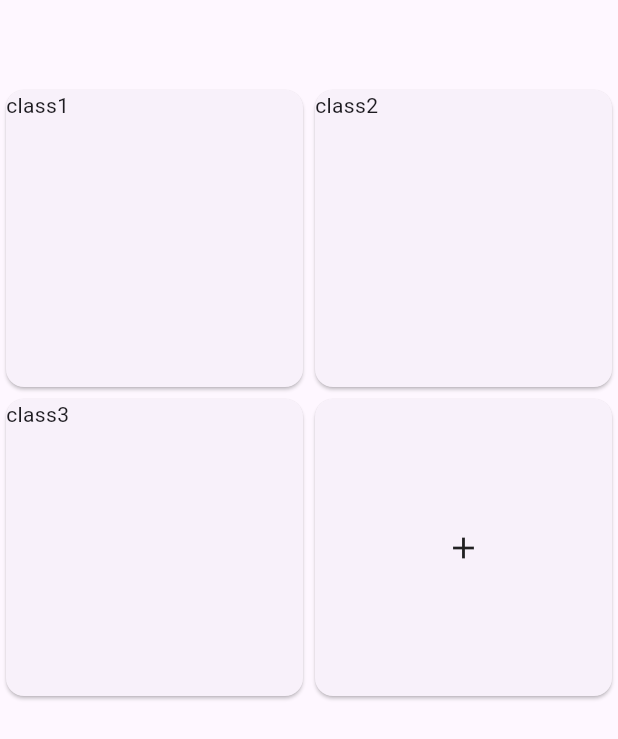
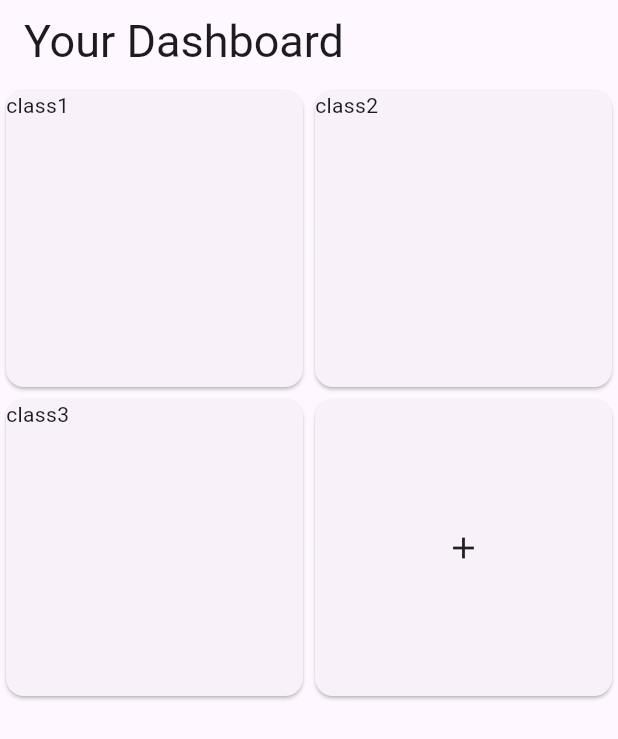
Before and after one commit to tyler-ham05/cruzhacks2025, a Flutter app: the screen it shows after launch, on a phone screen of 412 x 824 dp. Shown: the top 739 px of the screen. Run offline on Flutter 3.47's test engine with Material 3 defaults, Android fonts, the phone set to English and light mode, and no system bars; our stand-ins replace flutter_gemini.

Commit message:
ui changes

```diff
--- a/syllabi.AI/lib/main.dart
+++ b/syllabi.AI/lib/main.dart
@@ -45,20 +45,36 @@ class _MyHomePageState extends State<MyHomePage> {
   @override
   Widget build(BuildContext context) {
     return Scaffold(
-      appBar: AppBar(),
-      body: GridView.builder(
+      //appBar: AppBar(),
+      body: CustomScrollView(
+        slivers: [
+          SliverAppBar(
+            title: Text("Your Dashboard", style: TextStyle(fontSize: 30),),
+            centerTitle: false,
+          ),
+          SliverGrid.builder(
             itemCount: tempdata.length + 1,
             gridDelegate: SliverGridDelegateWithFixedCrossAxisCount(
               crossAxisCount: 2,
             ),
             itemBuilder: (context, index) {
-          if (index < tempdata.length){
+              if (index < tempdata.length) {
                 return Card(child: Text(tempdata[index]));
+              } else {
+                return GestureDetector(
+                  onTap: () {
+                    Navigator.of(context).push(
+                      MaterialPageRoute(
+                        builder: (context) => const AiPrompter(),
+                      ),
+                    );
+                  },
+                  child: Card(child: Icon(Icons.add)),
+                );
               }
-          else{return GestureDetector(onTap:() {Navigator.of(context).push(
-    MaterialPageRoute(builder: (context) => const AiPrompter()),
-  );},child:Card(child: Icon(Icons.add)));}
             },
+          ),
+        ],
       ),
     );
   }
```
Lines whose indentation alone changed are shown as unchanged.
